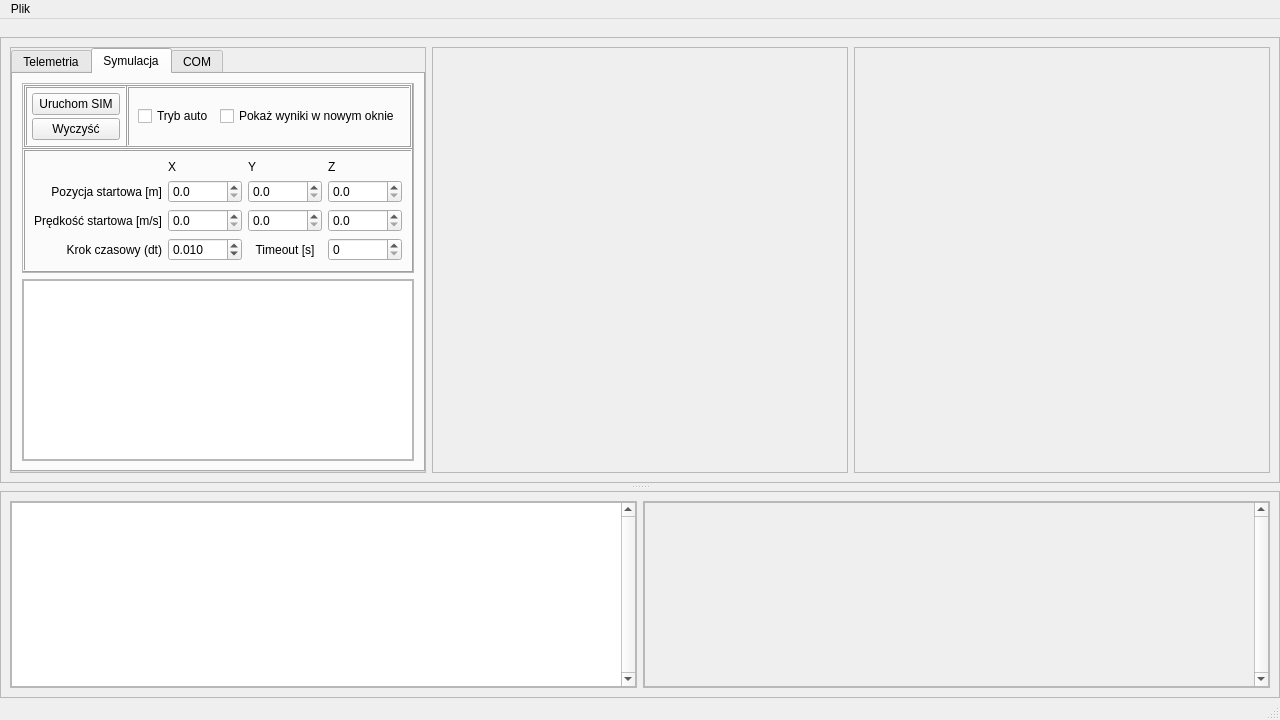
Wrongcosine3024/TerraCan, file mainwindow.ui: the form before one commit.
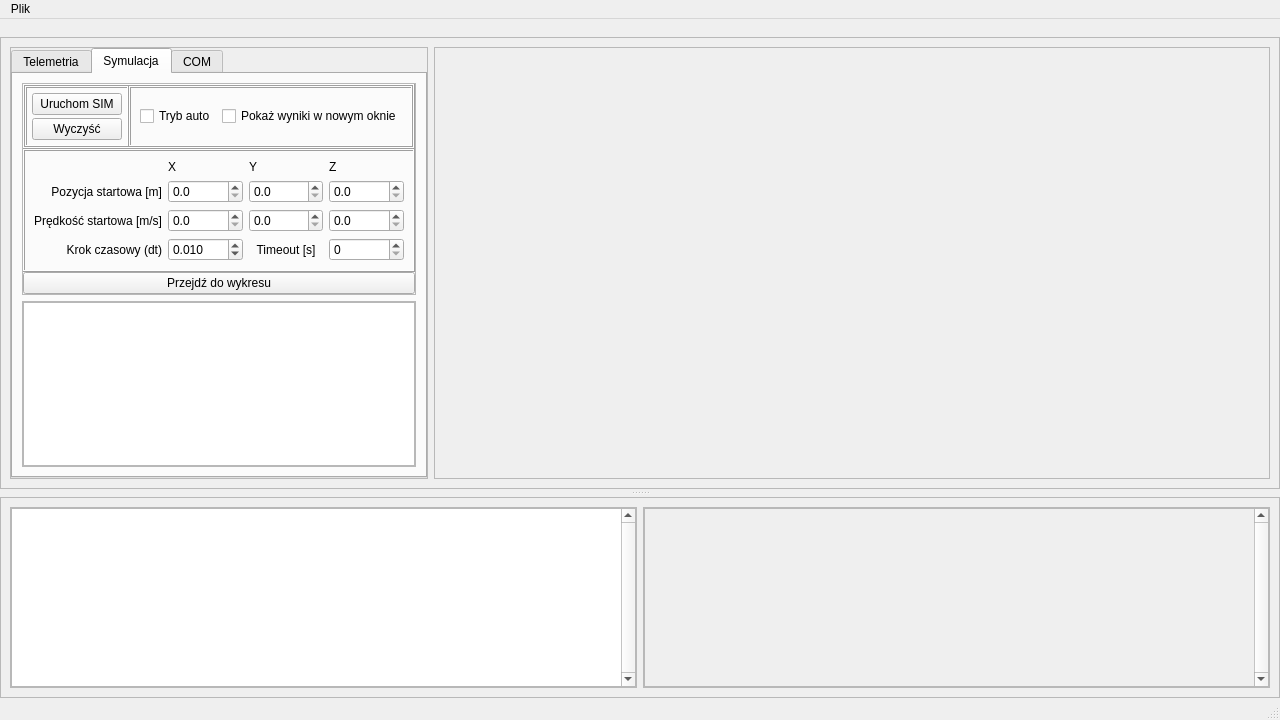
The form after the commit.

Diff of the .ui file:
```diff
--- a/mainwindow.ui
+++ b/mainwindow.ui
@@ -94,7 +94,7 @@
            <property name="frameShadow">
             <enum>QFrame::Shadow::Raised</enum>
            </property>
-           <layout class="QHBoxLayout" name="horizontalLayout" stretch="3,3,3">
+           <layout class="QHBoxLayout" name="horizontalLayout" stretch="4,8">
             <item>
              <widget class="QFrame" name="tab_list_container">
               <property name="frameShape">
@@ -615,6 +615,13 @@
                         </layout>
                        </widget>
                       </item>
+                      <item>
+                       <widget class="QPushButton" name="pushButton">
+                        <property name="text">
+                         <string>Przejdź do wykresu</string>
+                        </property>
+                       </widget>
+                      </item>
                      </layout>
                     </widget>
                    </item>
@@ -817,17 +824,26 @@
               <property name="frameShadow">
                <enum>QFrame::Shadow::Raised</enum>
               </property>
-              <layout class="QVBoxLayout" name="verticalLayout_5"/>
-             </widget>
-            </item>
-            <item>
-             <widget class="QFrame" name="control_box">
-              <property name="frameShape">
-               <enum>QFrame::Shape::StyledPanel</enum>
-              </property>
-              <property name="frameShadow">
-               <enum>QFrame::Shadow::Raised</enum>
-              </property>
+              <layout class="QVBoxLayout" name="verticalLayout_5">
+               <property name="spacing">
+                <number>0</number>
+               </property>
+               <property name="leftMargin">
+                <number>0</number>
+               </property>
+               <property name="topMargin">
+                <number>0</number>
+               </property>
+               <property name="rightMargin">
+                <number>0</number>
+               </property>
+               <property name="bottomMargin">
+                <number>0</number>
+               </property>
+               <item>
+                <layout class="QHBoxLayout" name="map_layout"/>
+               </item>
+              </layout>
              </widget>
             </item>
            </layout>
@@ -927,7 +943,7 @@
                     <x>0</x>
                     <y>0</y>
                     <width>609</width>
-                    <height>178</height>
+                    <height>172</height>
                    </rect>
                   </property>
                  </widget>
```
Left out of the diff: 189 changed lines with no effect on the pictures.
